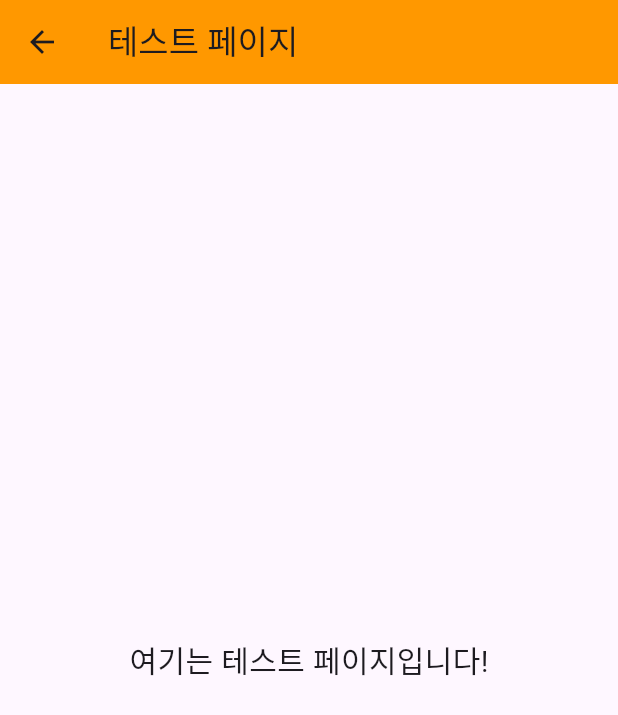
After one commit to sangwoo4/ghostouch, a Flutter app: the screen it shows after launch, after a tap on "테스트 페이지", on a phone screen of 412 x 824 dp. The commit adds this screen. Shown: the top 715 px of the screen. Run offline on Flutter 3.47's test engine with Material 3 defaults, Android fonts, the phone set to English and light mode, and no system bars.

Commit message:
Add TestPage and link it from MainPage

```diff
--- a/mobile/lib/main.dart
+++ b/mobile/lib/main.dart
@@ -1,8 +1,8 @@
 import 'package:flutter/services.dart'; // 크로스 채널 import
 import 'package:flutter/material.dart';
 import 'package:ghostouch/pages/GestureRegisterPage.dart';
-
 import 'pages/GestureSettingsPage.dart';
+import 'pages/TestPage.dart'; // ✅ 테스트 페이지 import
 
 void main() {
   runApp(const AirCommandApp());
@@ -15,7 +15,7 @@ class AirCommandApp extends StatelessWidget {
   Widget build(BuildContext context) {
     return MaterialApp(
       title: 'Ghostouch',
-      home: const MainPage(),
+      home: const MainPage(), // 앱 시작 시 보여줄 첫 화면
       debugShowCheckedModeBanner: false,
     );
   }
@@ -34,7 +34,7 @@ class _MainPageState extends State<MainPage> {
   // ✅ MethodChannel 선언
   static const platform = MethodChannel('com.pentagon.ghostouch/toggle');
 
-  // ✅ 추가: 다이얼로그 표시 함수
+  // ✅ 설정 다이얼로그
   Future<bool?> _showCustomDialog() {
     return showDialog<bool>(
       context: context,
@@ -111,17 +111,13 @@ class _MainPageState extends State<MainPage> {
     );
   }
 
-  // ✅ functionToggle 함수 정의
+  // ✅ functionToggle 함수
   Future<void> functionToggle(bool enabled) async {
     print('✅ functionToggle 호출됨. 전달 값: $enabled');
 
     try {
       await platform.invokeMethod('functionToggle', {'enabled': enabled});
       print('📡 네이티브에게 functionToggle 전송 완료: $enabled');
-
-      // if (enabled) {
-      //   _showCustomDialog(); // 설정 다이얼로그 표시
-      // }
     } on PlatformException catch (e) {
       print("❌ 네이티브 함수 호출 실패: '${e.message}'");
     }
@@ -133,7 +129,7 @@ class _MainPageState extends State<MainPage> {
       backgroundColor: Colors.white,
       body: Column(
         children: [
-          // 헤더 부분
+          // 헤더
           Container(
             padding: const EdgeInsets.symmetric(horizontal: 20, vertical: 30),
             decoration: const BoxDecoration(
@@ -149,10 +145,7 @@ class _MainPageState extends State<MainPage> {
                       backgroundColor: Colors.white,
                       child: Text(
                         'Pentagon',
-                        style: TextStyle(
-                          fontSize: 10,
-                          fontWeight: FontWeight.bold,
-                        ),
+                        style: TextStyle(fontSize: 10, fontWeight: FontWeight.bold),
                       ),
                     ),
                     Icon(Icons.touch_app, size: 60, color: Colors.white),
@@ -165,11 +158,7 @@ class _MainPageState extends State<MainPage> {
                 const SizedBox(height: 10),
                 const Text(
                   'Ghostouch',
-                  style: TextStyle(
-                    fontSize: 24,
-                    fontWeight: FontWeight.bold,
-                    color: Colors.white,
-                  ),
+                  style: TextStyle(fontSize: 24, fontWeight: FontWeight.bold, color: Colors.white),
                 ),
                 const SizedBox(height: 6),
                 const Text(
@@ -183,10 +172,8 @@ class _MainPageState extends State<MainPage> {
 
           const SizedBox(height: 30),
 
-          // Toggle Switch
           _buildToggleCard(),
 
-          // 기능 설정 카드들
           _buildMenuCard(
             icon: Icons.gesture,
             title: '제스처 기능 설정',
@@ -216,6 +203,21 @@ class _MainPageState extends State<MainPage> {
           ),
 
           _buildBackgroundCard(),
+
+          // ✅ 테스트 페이지 카드 (맨 아래)
+          _buildMenuCard(
+            icon: Icons.bug_report,
+            title: '테스트 페이지',
+            subtitle: '기능을 실험할 수 있는 화면입니다.',
+            onTap: () {
+              Navigator.push(
+                context,
+                MaterialPageRoute(
+                  builder: (context) => const TestPage(),
+                ),
+              );
+            },
+          ),
         ],
       ),
     );
@@ -234,7 +236,6 @@ class _MainPageState extends State<MainPage> {
             value: isGestureEnabled,
             onChanged: (val) async {
               if (val) {
-                // 사용자가 이동하기를 누르면 true, 아니면 false 반환
                 final result = await _showCustomDialog();
                 if (result == true) {
                   setState(() {
@@ -242,7 +243,6 @@ class _MainPageState extends State<MainPage> {
                   });
                   functionToggle(true);
                 } else {
-                  // 사용자가 취소하거나 아무 동작도 안 하면 false
                   setState(() {
                     isGestureEnabled = false;
                   });
@@ -251,7 +251,7 @@ class _MainPageState extends State<MainPage> {
                 setState(() {
                   isGestureEnabled = false;
                 });
-                functionToggle(false); // OFF는 즉시 반영
+                functionToggle(false);
               }
             },
           ),
--- /dev/null
+++ b/mobile/lib/pages/TestPage.dart
@@ -0,0 +1,21 @@
+import 'package:flutter/material.dart';
+
+class TestPage extends StatelessWidget {
+  const TestPage({super.key});
+
+  @override
+  Widget build(BuildContext context) {
+    return Scaffold(
+      appBar: AppBar(
+        title: const Text('테스트 페이지'),
+        backgroundColor: Colors.orange,
+      ),
+      body: const Center(
+        child: Text(
+          '여기는 테스트 페이지입니다!',
+          style: TextStyle(fontSize: 20),
+        ),
+      ),
+    );
+  }
+}
```
